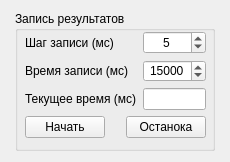
The window that Widgets/DriverLogWidget.ui (AlexanderMokhov/AR-600Controller) describes before a commit, drawn with Qt 5.
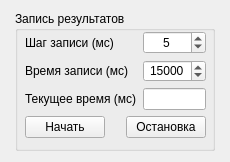
The same window after the commit.

Commit message: Правка надписи

What changed in the file:
```diff
--- a/Widgets/DriverLogWidget.ui
+++ b/Widgets/DriverLogWidget.ui
@@ -181,7 +181,7 @@
          <item>
           <widget class="QPushButton" name="ButtonStopRecord">
            <property name="text">
-            <string>Останока</string>
+            <string>Остановка</string>
            </property>
           </widget>
          </item>
```
